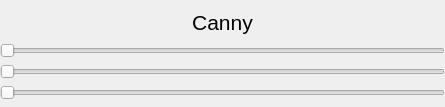
wulf97/CVVEditor, file plugins/Canny/ui/Canny.ui: the form before one commit.
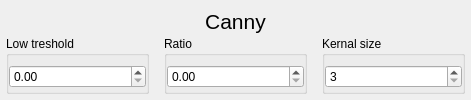
The form after the commit.

Commit message: Добавил Canny

What changed in the file:
```diff
--- a/plugins/Canny/ui/Canny.ui
+++ b/plugins/Canny/ui/Canny.ui
@@ -6,8 +6,8 @@
    <rect>
     <x>0</x>
     <y>0</y>
-    <width>445</width>
-    <height>107</height>
+    <width>471</width>
+    <height>100</height>
    </rect>
   </property>
   <property name="sizePolicy">
@@ -19,7 +19,7 @@
   <property name="maximumSize">
    <size>
     <width>16777215</width>
-    <height>107</height>
+    <height>100</height>
    </size>
   </property>
   <property name="baseSize">
@@ -36,19 +36,22 @@
     <number>6</number>
    </property>
    <property name="leftMargin">
-    <number>0</number>
+    <number>6</number>
    </property>
    <property name="topMargin">
-    <number>0</number>
+    <number>6</number>
    </property>
    <property name="rightMargin">
-    <number>0</number>
+    <number>6</number>
    </property>
    <property name="bottomMargin">
-    <number>0</number>
+    <number>6</number>
    </property>
    <item>
     <layout class="QVBoxLayout" name="verticalLayout">
+     <property name="spacing">
+      <number>0</number>
+     </property>
      <item>
       <widget class="QLabel" name="label">
        <property name="maximumSize">
@@ -71,25 +74,105 @@
       </widget>
      </item>
      <item>
-      <widget class="QSlider" name="horizontalSlider">
-       <property name="orientation">
-        <enum>Qt::Horizontal</enum>
+      <layout class="QHBoxLayout" name="horizontalLayout_4">
+       <property name="spacing">
+        <number>15</number>
        </property>
-      </widget>
-     </item>
-     <item>
-      <widget class="QSlider" name="horizontalSlider_2">
-       <property name="orientation">
-        <enum>Qt::Horizontal</enum>
-       </property>
-      </widget>
-     </item>
-     <item>
-      <widget class="QSlider" name="horizontalSlider_3">
-       <property name="orientation">
-        <enum>Qt::Horizontal</enum>
-       </property>
-      </widget>
+       <item>
+        <widget class="QGroupBox" name="groupBox">
+         <property name="title">
+          <string>Low treshold</string>
+         </property>
+         <layout class="QVBoxLayout" name="verticalLayout_6">
+          <property name="spacing">
+           <number>6</number>
+          </property>
+          <property name="leftMargin">
+           <number>0</number>
+          </property>
+          <property name="topMargin">
+           <number>6</number>
+          </property>
+          <property name="rightMargin">
+           <number>0</number>
+          </property>
+          <property name="bottomMargin">
+           <number>0</number>
+          </property>
+          <item>
+           <layout class="QVBoxLayout" name="verticalLayout_3">
+            <item>
+             <widget class="QDoubleSpinBox" name="tresholdSpinbox"/>
+            </item>
+           </layout>
+          </item>
+         </layout>
+        </widget>
+       </item>
+       <item>
+        <widget class="QGroupBox" name="groupBox_3">
+         <property name="title">
+          <string>Ratio</string>
+         </property>
+         <layout class="QVBoxLayout" name="verticalLayout_8">
+          <property name="leftMargin">
+           <number>0</number>
+          </property>
+          <property name="topMargin">
+           <number>6</number>
+          </property>
+          <property name="rightMargin">
+           <number>0</number>
+          </property>
+          <property name="bottomMargin">
+           <number>0</number>
+          </property>
+          <item>
+           <layout class="QVBoxLayout" name="verticalLayout_4">
+            <item>
+             <widget class="QDoubleSpinBox" name="ratioSpinbox"/>
+            </item>
+           </layout>
+          </item>
+         </layout>
+        </widget>
+       </item>
+       <item>
+        <widget class="QGroupBox" name="groupBox_2">
+         <property name="title">
+          <string>Kernal size</string>
+         </property>
+         <layout class="QVBoxLayout" name="verticalLayout_7">
+          <property name="leftMargin">
+           <number>0</number>
+          </property>
+          <property name="topMargin">
+           <number>6</number>
+          </property>
+          <property name="rightMargin">
+           <number>0</number>
+          </property>
+          <property name="bottomMargin">
+           <number>0</number>
+          </property>
+          <item>
+           <layout class="QVBoxLayout" name="verticalLayout_5">
+            <item>
+             <widget class="QSpinBox" name="kernalSizeSpinbox">
+              <property name="minimum">
+               <number>3</number>
+              </property>
+              <property name="singleStep">
+               <number>2</number>
+              </property>
+             </widget>
+            </item>
+           </layout>
+          </item>
+         </layout>
+        </widget>
+       </item>
+      </layout>
      </item>
     </layout>
    </item>
```
Left out of the diff: 2 changed lines with no effect on the pictures. The commit also changes 1 other file.
